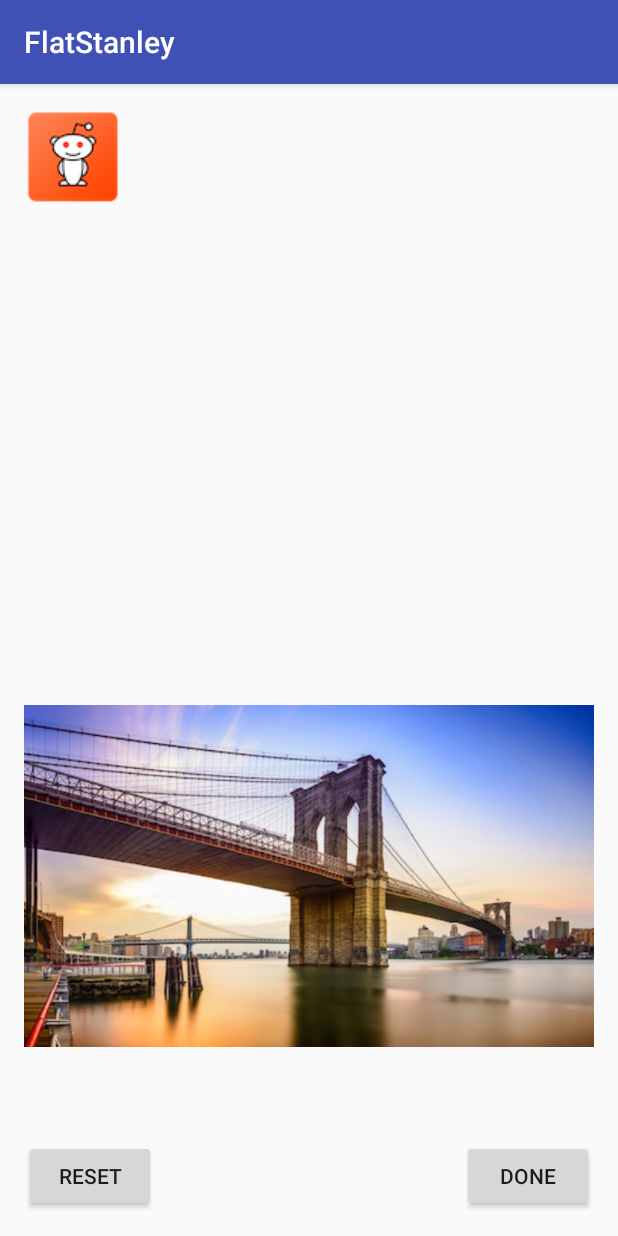
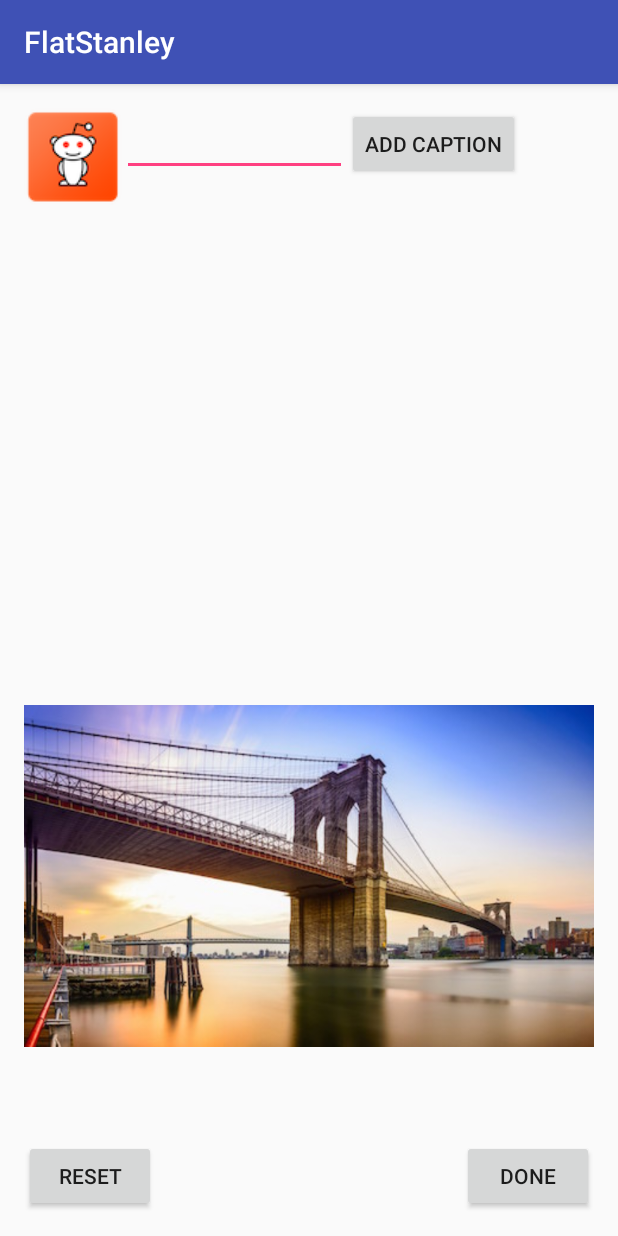
Before and after one commit to jshvarts/Capstone-Project, an Android app: the screen it shows after launch (LobbyActivity), on a phone screen of 412 x 824 dp. Run offline under Robolectric (Android 15) with nearby library versions, the phone set to English and light mode, and no system bars; our stand-ins replace ButterKnife.

Commit message:
added caption

```diff
--- a/app/src/main/res/layout/activity_lobby.xml
+++ b/app/src/main/res/layout/activity_lobby.xml
@@ -11,17 +11,31 @@
     android:orientation="vertical"
     tools:context=".LobbyActivity">
 
-    <FrameLayout
+    <LinearLayout
         android:id="@+id/source_layout"
         android:layout_width="match_parent"
         android:layout_height="0dp"
-        android:layout_weight=".5">
+        android:layout_weight=".5"
+        android:orientation="horizontal">
 
         <ImageView
             android:id="@+id/flatStanleyImage"
             android:layout_width="wrap_content"
             android:layout_height="wrap_content"
             android:src="@drawable/reddit" />
+
+        <EditText
+            android:id="@+id/attractionCaption"
+            android:layout_width="150dp"
+            android:layout_height="wrap_content"
+            android:maxLength="20"
+            android:inputType="text" />
+
+        <Button
+            android:id="@+id/addAttractionCaption"
+            android:layout_width="wrap_content"
+            android:layout_height="wrap_content"
+            android:text="add caption" />
 
         <ImageView
             android:id="@+id/postcardImage"
@@ -30,7 +44,7 @@
             android:layout_marginBottom="50dp"
             android:visibility="gone" />
 
-    </FrameLayout>
+    </LinearLayout>
 
     <FrameLayout
         android:id="@+id/target_layout"
```
Also changed, not shown: app/src/main/java/com/jshvarts/flatstanley/LobbyActivity.java (+50 -2 lines).
